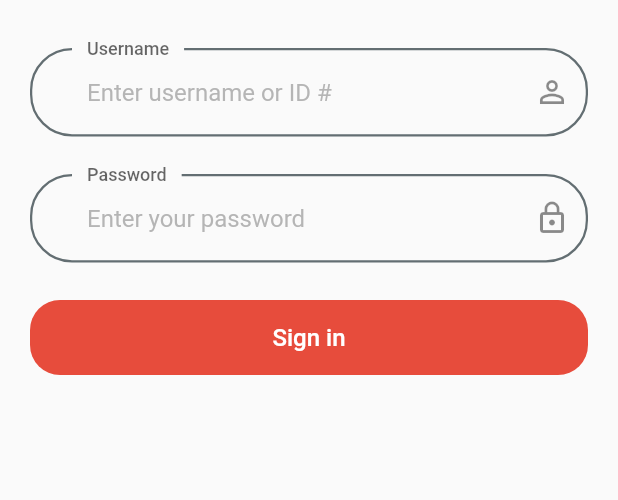
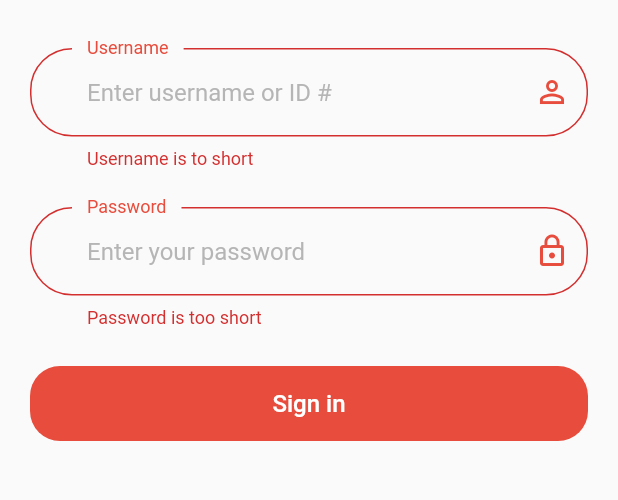
Before and after one commit to freedomkhanyile1/flutter-bloc-reap-portal, a Flutter app: the screen it shows after launch, after a tap on "Sign in", on a phone screen of 412 x 824 dp, the part 279-779 px from its top. Run offline on Flutter 3.47's test engine with Material 2 defaults, Android fonts, the phone set to English and light mode, and no system bars; our stand-ins replace flutter_bloc; Roboto replaces fonts that are missing (Montserrat).

Commit message:
Added validation and theme colors for the app.

```diff
--- a/mobile/lib/pages/auth/auth_repository.dart
+++ b/mobile/lib/pages/auth/auth_repository.dart
@@ -7,6 +7,6 @@ class AuthRepository {
     print("logged in");
 
     // uncomment to handle an exception.
-    // throw Exception("login failed");
+    throw Exception("login failed");
   }
 }
--- a/mobile/lib/pages/auth/login/components/loginForm.dart
+++ b/mobile/lib/pages/auth/login/components/loginForm.dart
@@ -1,7 +1,9 @@
 import 'package:flutter/material.dart';
 import 'package:flutter_bloc/flutter_bloc.dart';
 import 'package:mobile/locale/constants/constants.dart';
+import 'package:mobile/locale/constants/theme_constants.dart';
 import 'package:mobile/pages/auth/login/login_bloc.dart';
+import 'package:mobile/pages/auth/login/login_event.dart';
 import 'package:mobile/pages/auth/login/login_state.dart';
 import 'package:mobile/shared/widgets/formWidgets/default_button.dart';
 
@@ -39,54 +41,99 @@ class _LoginFormState extends State<LoginForm> {
             SizedBox(
               height: kFieldHeightDefaultSpacing,
             ),
-            DefaultButton(
-              btnLabel: "Sign in",
-              press: () {},
-            ),
+            _buildLoginButton(),
           ],
         ),
       ),
     );
   }
 
-  TextFormField _buildPasswordFormField() {
+  Widget _buildLoginButton() {
+    return BlocBuilder<LoginBloc, LoginState>(
+      builder: (context, state) {
+        return state.formStatus is FormSubmitting
+            ? LinearProgressIndicator(
+                color: kPrimaryColor,
+                backgroundColor: Colors.white,
+              )
+            : DefaultButton(
+                btnLabel: "Sign in",
+                press: () {
+                  if (_formKey.currentState!.validate()) {
+                    context.read<LoginBloc>().add(LoginSubmitted());
+                  }
+                },
+              );
+      },
+    );
+  }
+
+  Widget _buildPasswordFormField() {
+    return BlocBuilder<LoginBloc, LoginState>(
+      builder: (context, state) {
         return TextFormField(
           obscureText: true,
-      onSaved: (newValue) => password = newValue!,
           decoration: InputDecoration(
             labelText: "Password",
             hintText: "Enter your password",
+            labelStyle: TextStyle(color: kPrimaryColor),
             hintStyle: TextStyle(
               color: Colors.grey.withOpacity(0.75),
             ),
             floatingLabelBehavior: FloatingLabelBehavior.always,
             suffixIcon: Icon(
               Icons.lock_outline,
+              color: kPrimaryColor,
             ),
           ),
+          validator: (value) =>
+              state.isValidPassword ? null : 'Password is too short',
+          onChanged: (value) => context.read<LoginBloc>().add(
+                LoginPasswordChanged(password: value),
+              ),
+        );
+      },
     );
   }
 
-  TextFormField _buildUsernameFormField() {
+  Widget _buildUsernameFormField() {
+    return BlocBuilder<LoginBloc, LoginState>(
+      builder: (context, state) {
         return TextFormField(
           keyboardType: TextInputType.text,
-      onSaved: (newValue) => username = newValue!,
           decoration: InputDecoration(
             labelText: "Username",
             hintText: "Enter username or ID #",
+            labelStyle: TextStyle(color: kPrimaryColor),
             hintStyle: TextStyle(
               color: Colors.grey.withOpacity(0.75),
             ),
             floatingLabelBehavior: FloatingLabelBehavior.always,
             suffixIcon: Icon(
               Icons.person_outline,
+              color: kPrimaryColor,
             ),
           ),
+          validator: (value) =>
+              state.isValidUsername ? null : 'Username is to short',
+          onChanged: (value) => context.read<LoginBloc>().add(
+                LoginUsernameChanged(username: value),
+              ),
+        );
+      },
     );
   }
 
   void _showSnackBar(BuildContext context, String message) {
-    final snackBar = SnackBar(content: Text(message));
+    final snackBar = SnackBar(
+      content: Text(
+        message,
+        style: TextStyle(
+          color: Colors.white,
+        ),
+      ),
+      backgroundColor: kPrimaryColor,
+    );
     ScaffoldMessenger.of(context).showSnackBar(snackBar);
   }
 }
```
Lines whose indentation alone changed are shown as unchanged.
